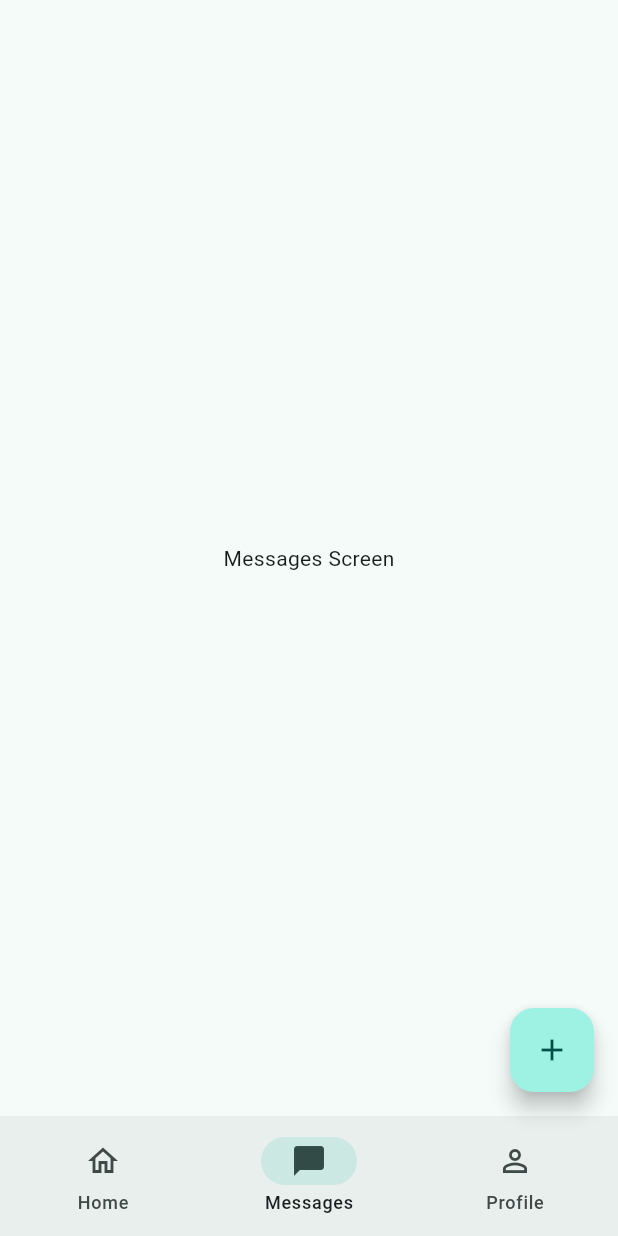
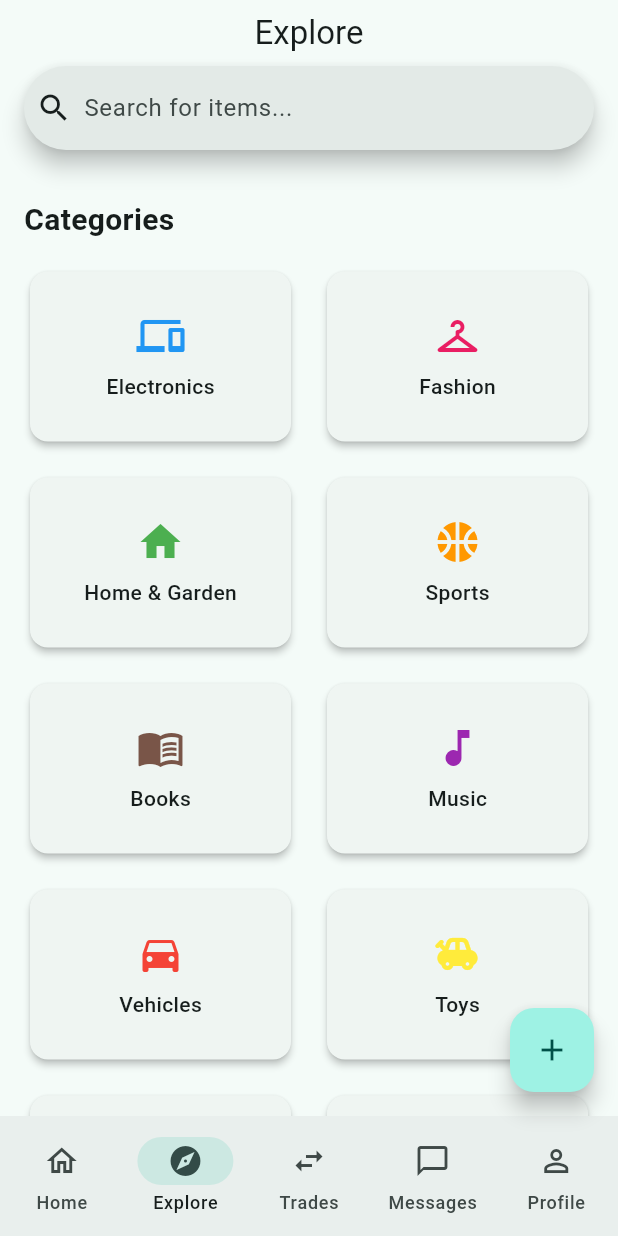
Before and after one commit to could-ai/019ae71d-aab4-77a6-8264-c07eff40019e, a Flutter app: the screen it shows after launch, item 2 of the bottom bar chosen, on a phone screen of 412 x 824 dp. Run offline on Flutter 3.47's test engine with Material 3 defaults, Android fonts, the phone set to English and light mode, and no system bars; network calls fail.

Commit message:
Created ExploreScreen with categories grid and search bar to add a new section for browsing items.; Created MyTradesScreen with tabs for Received and Sent offers to manage barter activities.; Updated MainNavigationScreen to include Explore and My Trades sections, expanding the bottom navigation to 5 items.

```diff
--- /dev/null
+++ b/usr/lib/screens/explore_screen.dart
@@ -0,0 +1,111 @@
+import 'package:flutter/material.dart';
+
+class ExploreScreen extends StatelessWidget {
+  const ExploreScreen({super.key});
+
+  final List<Map<String, dynamic>> _categories = const [
+    {'name': 'Electronics', 'icon': Icons.devices, 'color': Colors.blue},
+    {'name': 'Fashion', 'icon': Icons.checkroom, 'color': Colors.pink},
+    {'name': 'Home & Garden', 'icon': Icons.home, 'color': Colors.green},
+    {'name': 'Sports', 'icon': Icons.sports_basketball, 'color': Colors.orange},
+    {'name': 'Books', 'icon': Icons.menu_book, 'color': Colors.brown},
+    {'name': 'Music', 'icon': Icons.music_note, 'color': Colors.purple},
+    {'name': 'Vehicles', 'icon': Icons.directions_car, 'color': Colors.red},
+    {'name': 'Toys', 'icon': Icons.toys, 'color': Colors.yellow},
+    {'name': 'Services', 'icon': Icons.handyman, 'color': Colors.grey},
+    {'name': 'Other', 'icon': Icons.more_horiz, 'color': Colors.teal},
+  ];
+
+  @override
+  Widget build(BuildContext context) {
+    return Scaffold(
+      appBar: AppBar(
+        title: const Text('Explore'),
+        bottom: PreferredSize(
+          preferredSize: const Size.fromHeight(60),
+          child: Padding(
+            padding: const EdgeInsets.fromLTRB(16, 0, 16, 16),
+            child: SearchBar(
+              hintText: 'Search for items...',
+              leading: const Icon(Icons.search),
+              onTap: () {},
+            ),
+          ),
+        ),
+      ),
+      body: ListView(
+        padding: const EdgeInsets.all(16),
+        children: [
+          const Text(
+            'Categories',
+            style: TextStyle(fontSize: 20, fontWeight: FontWeight.bold),
+          ),
+          const SizedBox(height: 16),
+          GridView.builder(
+            shrinkWrap: true,
+            physics: const NeverScrollableScrollPhysics(),
+            gridDelegate: const SliverGridDelegateWithFixedCrossAxisCount(
+              crossAxisCount: 2,
+              crossAxisSpacing: 16,
+              mainAxisSpacing: 16,
+              childAspectRatio: 1.5,
+            ),
+            itemCount: _categories.length,
+            itemBuilder: (context, index) {
+              final category = _categories[index];
+              return Card(
+                elevation: 2,
+                clipBehavior: Clip.antiAlias,
+                child: InkWell(
+                  onTap: () {
+                    // Navigate to category results
+                  },
+                  child: Column(
+                    mainAxisAlignment: MainAxisAlignment.center,
+                    children: [
+                      Icon(
+                        category['icon'],
+                        size: 32,
+                        color: category['color'],
+                      ),
+                      const SizedBox(height: 8),
+                      Text(
+                        category['name'],
+                        style: const TextStyle(fontWeight: FontWeight.w500),
+                      ),
+                    ],
+                  ),
+                ),
+              );
+            },
+          ),
+          const SizedBox(height: 24),
+          const Text(
+            'Trending Now',
+            style: TextStyle(fontSize: 20, fontWeight: FontWeight.bold),
+          ),
+          const SizedBox(height: 16),
+          // Placeholder for trending items
+          SizedBox(
+            height: 150,
+            child: ListView.builder(
+              scrollDirection: Axis.horizontal,
+              itemCount: 5,
+              itemBuilder: (context, index) {
+                return Container(
+                  width: 120,
+                  margin: const EdgeInsets.only(right: 12),
+                  decoration: BoxDecoration(
+                    color: Colors.grey[200],
+                    borderRadius: BorderRadius.circular(12),
+                  ),
+                  child: Center(child: Text('Item ${index + 1}')),
+                );
+              },
+            ),
+          ),
+        ],
+      ),
+    );
+  }
+}
--- a/usr/lib/screens/main_navigation_screen.dart
+++ b/usr/lib/screens/main_navigation_screen.dart
@@ -2,6 +2,8 @@ import 'package:flutter/material.dart';
 import 'package:couldai_user_app/screens/home_screen.dart';
 import 'package:couldai_user_app/screens/add_item_screen.dart';
 import 'package:couldai_user_app/screens/profile_screen.dart';
+import 'package:couldai_user_app/screens/explore_screen.dart';
+import 'package:couldai_user_app/screens/my_trades_screen.dart';
 
 class MainNavigationScreen extends StatefulWidget {
   const MainNavigationScreen({super.key});
@@ -15,45 +17,18 @@ class _MainNavigationScreenState extends State<MainNavigationScreen> {
 
   final List<Widget> _screens = [
     const HomeScreen(),
-    const Center(child: Text('Messages (Coming Soon)')), // Placeholder for Messages
-    const AddItemScreen(),
+    const ExploreScreen(),
+    const MyTradesScreen(),
+    const Scaffold(body: Center(child: Text('Messages Screen'))),
     const ProfileScreen(),
   ];
-
-  void _onItemTapped(int index) {
-    if (index == 2) {
-      // If "Add" is tapped, maybe push a modal instead of switching tabs?
-      // For now, let's just switch tabs, but typically "Add" is a modal.
-      Navigator.push(
-        context,
-        MaterialPageRoute(builder: (context) => const AddItemScreen()),
-      );
-    } else {
-      setState(() {
-        _selectedIndex = index;
-      });
-    }
-  }
 
   @override
   Widget build(BuildContext context) {
     return Scaffold(
       body: IndexedStack(
         index: _selectedIndex,
-        children: [
-          const HomeScreen(),
-          const Scaffold(body: Center(child: Text('Messages Screen'))),
-          // We don't actually show the AddItemScreen in the stack because we push it
-          // But we need a placeholder to keep indices aligned if we were using it as a tab
-          // However, since I'm pushing it, I'll just keep the index on the previous tab
-          // or handle it differently.
-          // Let's adjust the logic:
-          // 0: Home
-          // 1: Messages
-          // 2: Profile
-          // The FAB will be the "Add" button.
-          const ProfileScreen(),
-        ],
+        children: _screens,
       ),
       bottomNavigationBar: NavigationBar(
         selectedIndex: _selectedIndex,
@@ -69,6 +44,16 @@ class _MainNavigationScreenState extends State<MainNavigationScreen> {
             label: 'Home',
           ),
           NavigationDestination(
+            icon: Icon(Icons.explore_outlined),
+            selectedIcon: Icon(Icons.explore),
+            label: 'Explore',
+          ),
+          NavigationDestination(
+            icon: Icon(Icons.swap_horiz_outlined),
+            selectedIcon: Icon(Icons.swap_horiz),
+            label: 'Trades',
+          ),
+          NavigationDestination(
             icon: Icon(Icons.chat_bubble_outline),
             selectedIcon: Icon(Icons.chat_bubble),
             label: 'Messages',
@@ -80,7 +65,8 @@ class _MainNavigationScreenState extends State<MainNavigationScreen> {
           ),
         ],
       ),
-      floatingActionButton: FloatingActionButton(
+      floatingActionButton: _selectedIndex == 0 || _selectedIndex == 1 // Show FAB on Home and Explore
+          ? FloatingActionButton(
               onPressed: () {
                 Navigator.push(
                   context,
@@ -88,7 +74,8 @@ class _MainNavigationScreenState extends State<MainNavigationScreen> {
                 );
               },
               child: const Icon(Icons.add),
-      ),
+            )
+          : null,
     );
   }
 }
```
Also changed, not shown: usr/lib/screens/my_trades_screen.dart (added, +139 -0 lines). Lines whose indentation alone changed are shown as unchanged.
